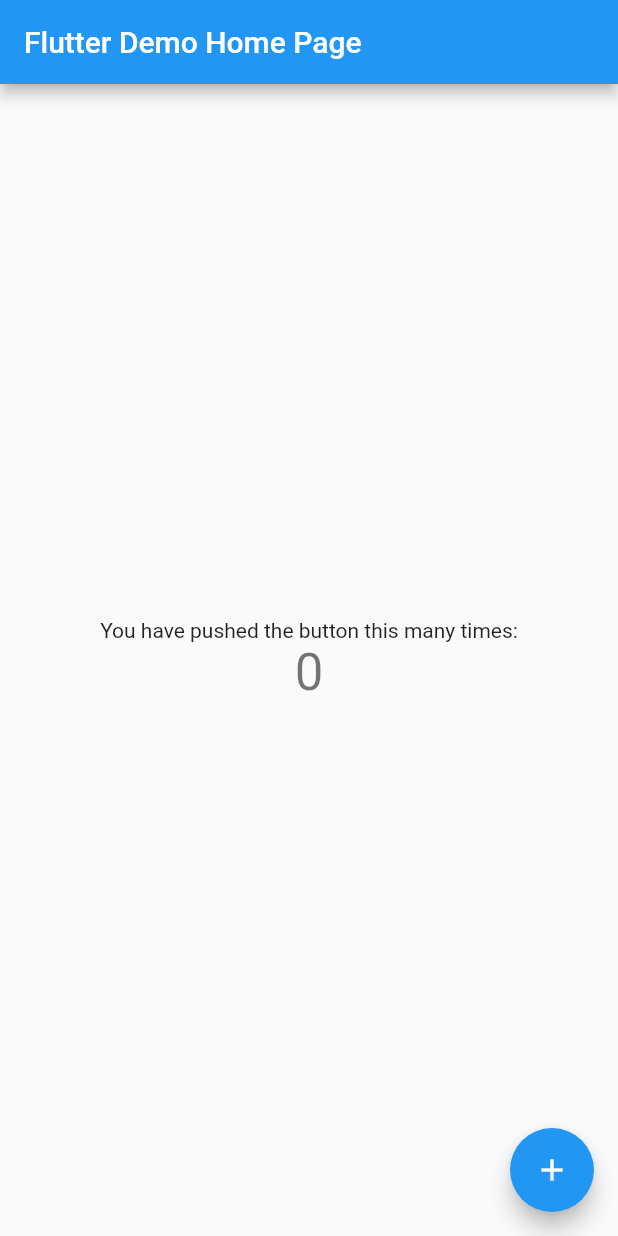
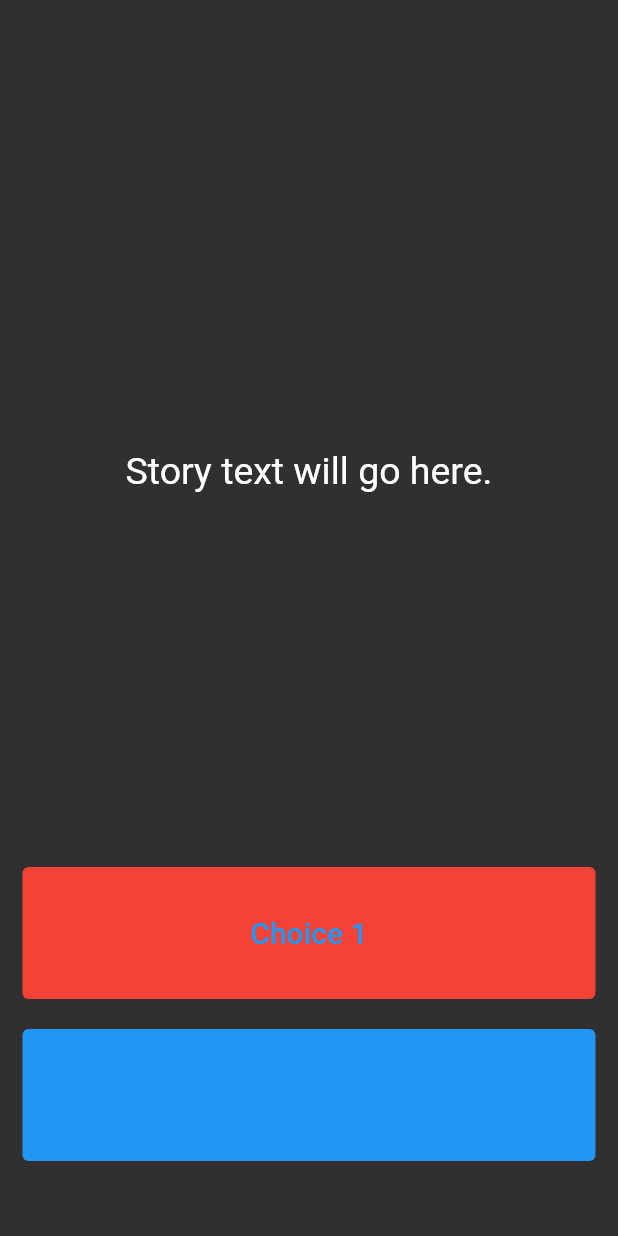
Before and after one commit to robence/flutter_destini, a Flutter app: the screen it shows after launch, on a phone screen of 412 x 824 dp. Run offline on Flutter 3.47's test engine with Material 2 defaults, Android fonts, the phone set to English and light mode, and no system bars.

Commit message:
add resources

```diff
--- a/lib/main.dart
+++ b/lib/main.dart
@@ -1,115 +1,98 @@
 import 'package:flutter/material.dart';
 
-void main() {
-  runApp(const MyApp());
-}
+//TODO: Step 15 - Run the app and see if you can see the screen update with the first story. Delete this TODO if it looks as you expected.
 
-class MyApp extends StatelessWidget {
-  const MyApp({Key? key}) : super(key: key);
+void main() => runApp(Destini());
 
-  // This widget is the root of your application.
-  @override
+class Destini extends StatelessWidget {
   Widget build(BuildContext context) {
     return MaterialApp(
-      title: 'Flutter Demo',
-      theme: ThemeData(
-        // This is the theme of your application.
-        //
-        // Try running your application with "flutter run". You'll see the
-        // application has a blue toolbar. Then, without quitting the app, try
-        // changing the primarySwatch below to Colors.green and then invoke
-        // "hot reload" (press "r" in the console where you ran "flutter run",
-        // or simply save your changes to "hot reload" in a Flutter IDE).
-        // Notice that the counter didn't reset back to zero; the application
-        // is not restarted.
-        primarySwatch: Colors.blue,
-      ),
-      home: const MyHomePage(title: 'Flutter Demo Home Page'),
+      theme: ThemeData.dark(),
+      home: const StoryPage(),
     );
   }
 }
 
-class MyHomePage extends StatefulWidget {
-  const MyHomePage({Key? key, required this.title}) : super(key: key);
+//TODO: Step 9 - Create a new storyBrain object from the StoryBrain class.
 
-  // This widget is the home page of your application. It is stateful, meaning
-  // that it has a State object (defined below) that contains fields that affect
-  // how it looks.
-
-  // This class is the configuration for the state. It holds the values (in this
-  // case the title) provided by the parent (in this case the App widget) and
-  // used by the build method of the State. Fields in a Widget subclass are
-  // always marked "final".
-
-  final String title;
+class StoryPage extends StatefulWidget {
+  const StoryPage({Key? key}) : super(key: key);
 
   @override
-  State<MyHomePage> createState() => _MyHomePageState();
+  _StoryPageState createState() => _StoryPageState();
 }
 
-class _MyHomePageState extends State<MyHomePage> {
-  int _counter = 0;
-
-  void _incrementCounter() {
-    setState(() {
-      // This call to setState tells the Flutter framework that something has
-      // changed in this State, which causes it to rerun the build method below
-      // so that the display can reflect the updated values. If we changed
-      // _counter without calling setState(), then the build method would not be
-      // called again, and so nothing would appear to happen.
-      _counter++;
-    });
-  }
-
+class _StoryPageState extends State<StoryPage> {
   @override
   Widget build(BuildContext context) {
-    // This method is rerun every time setState is called, for instance as done
-    // by the _incrementCounter method above.
-    //
-    // The Flutter framework has been optimized to make rerunning build methods
-    // fast, so that you can just rebuild anything that needs updating rather
-    // than having to individually change instances of widgets.
     return Scaffold(
-      appBar: AppBar(
-        // Here we take the value from the MyHomePage object that was created by
-        // the App.build method, and use it to set our appbar title.
-        title: Text(widget.title),
-      ),
-      body: Center(
-        // Center is a layout widget. It takes a single child and positions it
-        // in the middle of the parent.
-        child: Column(
-          // Column is also a layout widget. It takes a list of children and
-          // arranges them vertically. By default, it sizes itself to fit its
-          // children horizontally, and tries to be as tall as its parent.
-          //
-          // Invoke "debug painting" (press "p" in the console, choose the
-          // "Toggle Debug Paint" action from the Flutter Inspector in Android
-          // Studio, or the "Toggle Debug Paint" command in Visual Studio Code)
-          // to see the wireframe for each widget.
-          //
-          // Column has various properties to control how it sizes itself and
-          // how it positions its children. Here we use mainAxisAlignment to
-          // center the children vertically; the main axis here is the vertical
-          // axis because Columns are vertical (the cross axis would be
-          // horizontal).
-          mainAxisAlignment: MainAxisAlignment.center,
-          children: <Widget>[
-            const Text(
-              'You have pushed the button this many times:',
-            ),
-            Text(
-              '$_counter',
-              style: Theme.of(context).textTheme.headline4,
-            ),
-          ],
+      body: Container(
+        //TODO: Step 1 - Add background.png to this Container as a background image.
+        padding: const EdgeInsets.symmetric(vertical: 50.0, horizontal: 15.0),
+        constraints: const BoxConstraints.expand(),
+        child: SafeArea(
+          child: Column(
+            crossAxisAlignment: CrossAxisAlignment.stretch,
+            children: <Widget>[
+              const Expanded(
+                flex: 12,
+                child: Center(
+                  child: Text(
+                    //TODO: Step 10 - use the storyBrain to get the first story title and display it in this Text Widget.
+                    'Story text will go here.',
+                    style: TextStyle(
+                      fontSize: 25.0,
+                    ),
+                  ),
+                ),
+              ),
+              Expanded(
+                flex: 2,
+                child: TextButton(
+                  onPressed: () {
+                    //Choice 1 made by user.
+                    //TODO: Step 18 - Call the nextStory() method from storyBrain and pass the number 1 as the choice made by the user.
+                  },
+                  style: TextButton.styleFrom(backgroundColor: Colors.red),
+                  child: const Text(
+                    //TODO: Step 13 - Use the storyBrain to get the text for choice 1.
+                    'Choice 1',
+                    style: TextStyle(
+                      fontSize: 20.0,
+                    ),
+                  ),
+                ),
+              ),
+              const SizedBox(
+                height: 20.0,
+              ),
+              Expanded(
+                flex: 2,
+                //TODO: Step 26 - Use a Flutter Visibility Widget to wrap this FlatButton.
+                //TODO: Step 28 - Set the "visible" property of the Visibility Widget to equal the output from the buttonShouldBeVisible() method in the storyBrain.
+                child: TextButton(
+                  onPressed: () {
+                    //Choice 2 made by user.
+                    //TODO: Step 19 - Call the nextStory() method from storyBrain and pass the number 2 as the choice made by the user.
+                  },
+                  style: TextButton.styleFrom(backgroundColor: Colors.blue),
+                  child: const Text(
+                    //TODO: Step 14 - Use the storyBrain to get the text for choice 2.
+                    'Choice 2',
+                    style: TextStyle(
+                      fontSize: 20.0,
+                    ),
+                  ),
+                ),
+              ),
+            ],
+          ),
         ),
       ),
-      floatingActionButton: FloatingActionButton(
-        onPressed: _incrementCounter,
-        tooltip: 'Increment',
-        child: const Icon(Icons.add),
-      ), // This trailing comma makes auto-formatting nicer for build methods.
     );
   }
 }
+
+//TODO: Step 24 - Run the app and try to figure out what code you need to add to this file to make the story change when you press on the choice buttons.
+
+//TODO: Step 29 - Run the app and test it against the Story Outline to make sure you've completed all the steps. The code for the completed app can be found here: https://github.com/londonappbrewery/destini-challenge-completed/
--- /dev/null
+++ b/lib/story.dart
@@ -0,0 +1,5 @@
+//TODO: Step 2 - Create a new class called Story.
+
+//TODO: Step 3 - Create 3 properties for this class, A. storyTitle to store the story text. B. choice1 to store the text for choice 1, C. choice2 to store the text for choice 2.
+
+//TODO: Step 4 - Create a Constructor for this class to be able to initialise the properties created in step 3.
```
Also changed, not shown: lib/story_brain.dart (added, +59 -0 lines), 7 other files.
